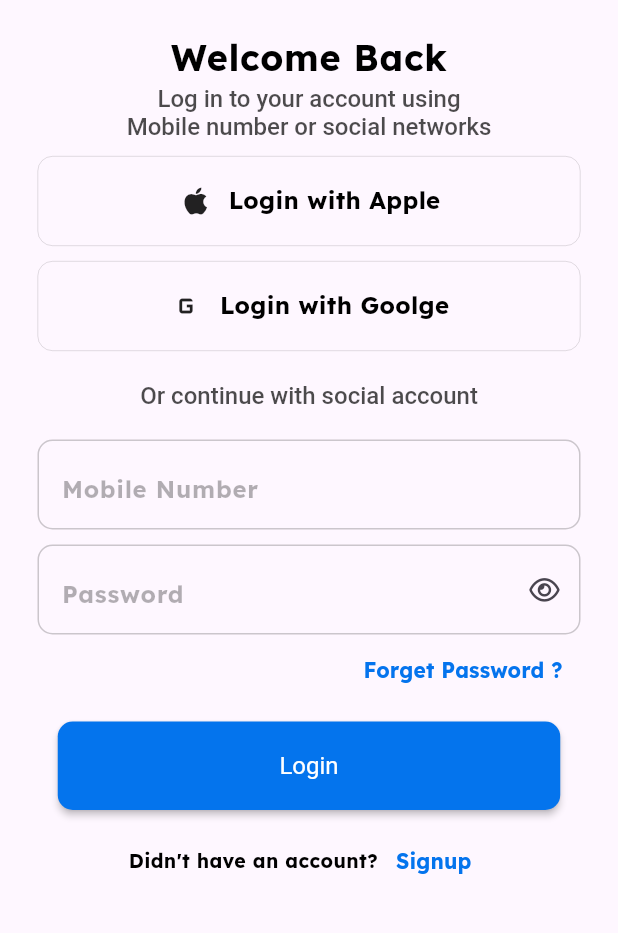
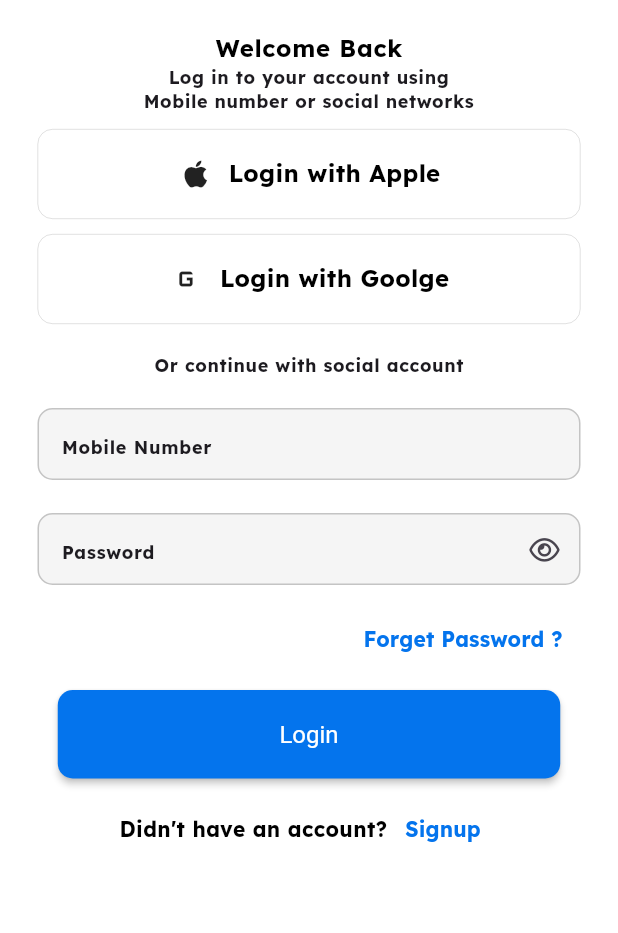
Before and after one commit to ghaith-churfi/Home-service-app, a Flutter app: the screen it shows after launch, after a tap on "skip", on a phone screen of 412 x 824 dp, the part 150-1083 px from its top. Run offline on Flutter 3.47's test engine with Material 3 defaults, Android fonts, the phone set to English and light mode, and no system bars; our stand-ins replace another_flutter_splash_screen, avatar_glow, dio, equatable, flutter_bloc, font_awesome_flutter and 3 more.

Commit message:
finished theme in main

```diff
--- a/lib/config/theme/theme.dart
+++ b/lib/config/theme/theme.dart
@@ -1,7 +1,10 @@
 import 'package:flutter/material.dart';
+
+const textTheme = 'Lexend';
 
 class AppTheme {
   static final lightTheme = ThemeData(
+    fontFamily: textTheme,
     brightness: Brightness.light,
     primaryColor: Colors.blue, // Button color
     scaffoldBackgroundColor: Colors.white, // Background color
@@ -50,6 +53,7 @@ class AppTheme {
   );
 
   static final darkTheme = ThemeData(
+    fontFamily: textTheme,
     brightness: Brightness.dark,
     primaryColor: Colors.blue, // Button color
     scaffoldBackgroundColor: Colors.black, // Background color
--- a/lib/config/theme/theme_bloc/bloc/theme_bloc.dart
+++ b/lib/config/theme/theme_bloc/bloc/theme_bloc.dart
@@ -1,10 +1,9 @@
-import 'package:example/theme.dart';
 import 'package:flutter/material.dart';
 import 'package:flutter_bloc/flutter_bloc.dart';
+import 'package:home_service/config/theme/theme.dart';
 import 'package:shared_preferences/shared_preferences.dart';
 import 'theme_event.dart';
 import 'theme_state.dart';
-
 
 class ThemeBloc extends Bloc<ThemeEvent, ThemeState> {
   ThemeBloc({required bool initialTheme})
--- a/lib/main.dart
+++ b/lib/main.dart
@@ -1,36 +1,57 @@
 import 'package:flutter/material.dart';
+import 'package:flutter_bloc/flutter_bloc.dart';
 import 'package:get/get_navigation/src/root/get_material_app.dart';
+import 'package:home_service/config/theme/theme_bloc/bloc/theme_bloc.dart';
+import 'package:home_service/config/theme/theme_bloc/bloc/theme_state.dart';
 import 'package:home_service/view/splash_screen_view/splash_screen_view.dart';
+import 'package:shared_preferences/shared_preferences.dart';
 
-void main() {
-  runApp(const MyApp());
+void main() async {
+  WidgetsFlutterBinding.ensureInitialized();
+  //theme
+  final prefs = await SharedPreferences.getInstance();
+  bool isDarkTheme = prefs.getBool('isDarkTheme') ?? false;
+
+  runApp(MyApp(isDarkTheme: isDarkTheme));
 }
 
 class MyApp extends StatelessWidget {
-  const MyApp({super.key});
+  final bool isDarkTheme;
+
+  const MyApp({super.key, required this.isDarkTheme});
 
   @override
   Widget build(BuildContext context) {
-    return GetMaterialApp(
-        theme: ThemeData(
-            fontFamily: 'Lexend',
-            textTheme: TextTheme(
-                labelMedium: TextStyle(
-                    color: Colors.black.withOpacity(.3), fontSize: 16),
-                bodyMedium: const TextStyle(
-                  color: Colors.black,
-                  fontSize: 13,
-                ),
-                bodySmall: TextStyle(
-                    fontWeight: FontWeight.w500,
-                    color: Colors.black.withOpacity(0.7),
-                    fontSize: 16,
-                    inherit: false),
-                bodyLarge: const TextStyle(
-                    color: Colors.black,
-                    fontSize: 24,
-                    fontWeight: FontWeight.w800))),
-        debugShowCheckedModeBanner: false,
-        home: const SplashScreenView());
+    return MultiBlocProvider(
+      providers: [
+        BlocProvider(
+          create: (context) => ThemeBloc(initialTheme: isDarkTheme),
+        ),
+      ],
+      child: BlocBuilder<ThemeBloc, ThemeState>(
+        builder: (context, state) {
+          return GetMaterialApp(
+              theme: state.themeData,
+              debugShowCheckedModeBanner: false,
+              home: const SplashScreenView());
+        },
+      ),
+    );
   }
 }
+// textTheme: TextTheme(
+//                   labelMedium: TextStyle(
+//                       color: Colors.black.withOpacity(.3), fontSize: 16),
+//                   bodyMedium: const TextStyle(
+//                     color: Colors.black,
+//                     fontSize: 13,
+//                   ),
+//                   bodySmall: TextStyle(
+//                       fontWeight: FontWeight.w500,
+//                       color: Colors.black.withOpacity(0.7),
+//                       fontSize: 16,
+//                       inherit: false),
+//                   bodyLarge: const TextStyle(
+//                       color: Colors.black,
+//                       fontSize: 24,
+//                       fontWeight: FontWeight.w800))),
```
Also changed, not shown: pubspec.yaml (+9 -21 lines), pubspec.lock, 1 other file.
